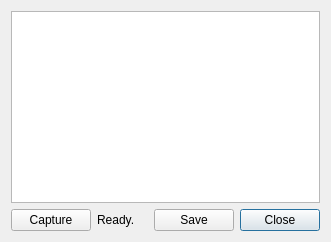
This is src/gui/calibrate.ui in jqln-0/ar-tabletop as Qt 5 draws it before an edit. The edited form follows.
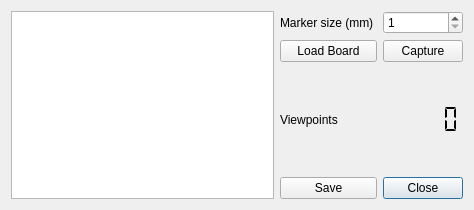
This is the edited form.

Commit message: Initial implementation of calibration tool.

```diff
--- a/src/gui/calibrate.ui
+++ b/src/gui/calibrate.ui
@@ -6,26 +6,66 @@
    <rect>
     <x>0</x>
     <y>0</y>
-    <width>331</width>
-    <height>242</height>
+    <width>474</width>
+    <height>210</height>
    </rect>
   </property>
+  <property name="sizePolicy">
+   <sizepolicy hsizetype="Preferred" vsizetype="Preferred">
+    <horstretch>0</horstretch>
+    <verstretch>0</verstretch>
+   </sizepolicy>
+  </property>
   <property name="windowTitle">
    <string>Calibrate Webcam</string>
   </property>
   <layout class="QGridLayout" name="gridLayout">
-   <item row="0" column="0" colspan="4">
-    <widget class="QGraphicsView" name="graphicsView"/>
+   <item row="0" column="0" rowspan="6">
+    <widget class="QGraphicsView" name="graphicsView">
+     <property name="verticalScrollBarPolicy">
+      <enum>Qt::ScrollBarAlwaysOff</enum>
+     </property>
+     <property name="horizontalScrollBarPolicy">
+      <enum>Qt::ScrollBarAlwaysOff</enum>
+     </property>
+     <property name="sizeAdjustPolicy">
+      <enum>QAbstractScrollArea::AdjustToContents</enum>
+     </property>
+    </widget>
    </item>
-   <item row="1" column="3">
-    <widget class="QPushButton" name="pushButton_2">
+   <item row="0" column="2">
+    <widget class="QSpinBox" name="markerSize">
+     <property name="minimum">
+      <number>1</number>
+     </property>
+     <property name="maximum">
+      <number>99</number>
+     </property>
+    </widget>
+   </item>
+   <item row="5" column="2">
+    <widget class="QPushButton" name="capture">
      <property name="text">
       <string>Close</string>
      </property>
     </widget>
    </item>
-   <item row="1" column="0">
-    <widget class="QPushButton" name="pushButton">
+   <item row="0" column="1">
+    <widget class="QLabel" name="label">
+     <property name="text">
+      <string>Marker size (mm) </string>
+     </property>
+    </widget>
+   </item>
+   <item row="1" column="1">
+    <widget class="QPushButton" name="loadBoard">
+     <property name="text">
+      <string>Load Board</string>
+     </property>
+    </widget>
+   </item>
+   <item row="1" column="2">
+    <widget class="QPushButton" name="pushButton_3">
      <property name="text">
       <string>Capture</string>
      </property>
@@ -34,17 +74,30 @@
      </property>
     </widget>
    </item>
-   <item row="1" column="2">
-    <widget class="QPushButton" name="pushButton_3">
+   <item row="5" column="1">
+    <widget class="QPushButton" name="pushButton_4">
      <property name="text">
       <string>Save</string>
      </property>
     </widget>
    </item>
-   <item row="1" column="1">
-    <widget class="QLabel" name="label">
+   <item row="3" column="2">
+    <widget class="QLCDNumber" name="viewpointCount">
+     <property name="frameShape">
+      <enum>QFrame::NoFrame</enum>
+     </property>
+     <property name="mode">
+      <enum>QLCDNumber::Dec</enum>
+     </property>
+     <property name="segmentStyle">
+      <enum>QLCDNumber::Flat</enum>
+     </property>
+    </widget>
+   </item>
+   <item row="3" column="1">
+    <widget class="QLabel" name="label_2">
      <property name="text">
-      <string>Ready.</string>
+      <string>Viewpoints</string>
      </property>
     </widget>
    </item>
```
Left out of the diff: 67 changed lines with no effect on the pictures. The commit also changes 2 other files.
